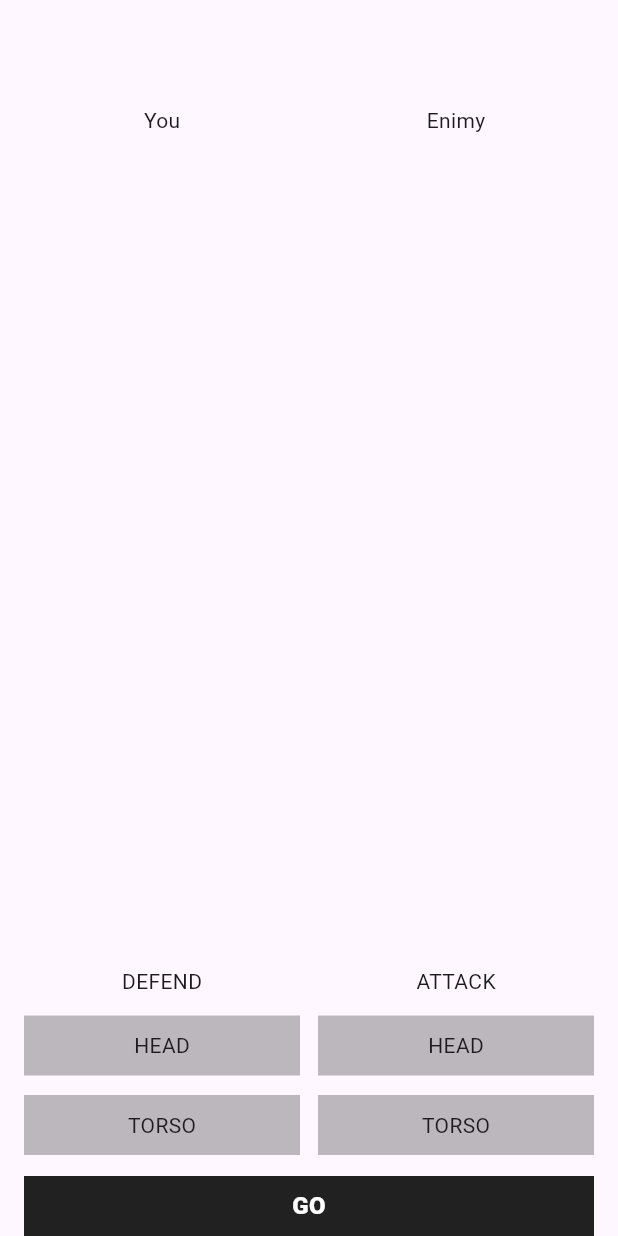
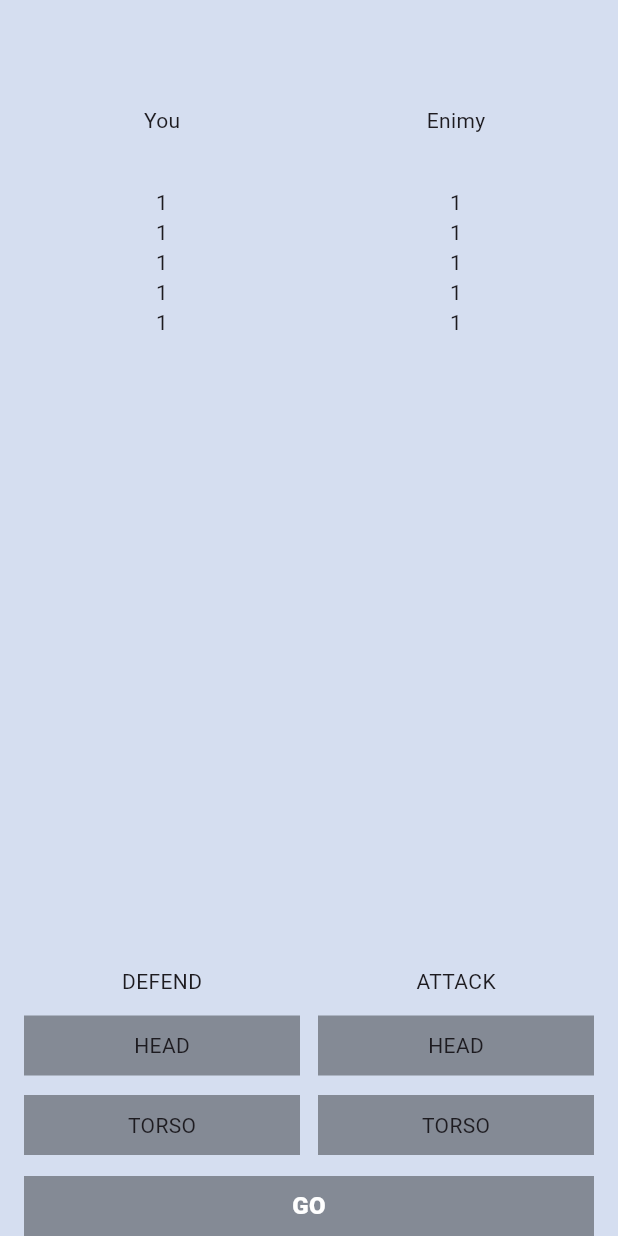
Before and after one commit to Gasayni/flutter_fight_club, a Flutter app: the screen it shows after launch, on a phone screen of 412 x 824 dp. Run offline on Flutter 3.47's test engine with Material 3 defaults, Android fonts, the phone set to English and light mode, and no system bars.

Commit message:
Сделал все кроме 6 задания

```diff
--- a/lib/main.dart
+++ b/lib/main.dart
@@ -30,6 +30,7 @@ class _MyHomePageState extends State<MyHomePage> {
   @override
   Widget build(BuildContext context) {
     return Scaffold(
+        backgroundColor: const Color.fromRGBO(213, 222, 240, 1),
         body: Column(
           children: [
             SizedBox(height: 70),
@@ -39,6 +40,43 @@ class _MyHomePageState extends State<MyHomePage> {
                 Expanded(child: Center(child: Text('You'))),
                 SizedBox(width: 12),
                 Expanded(child: Center(child: Text('Enimy'))),
+                SizedBox(width: 16),
+              ],
+            ),
+            SizedBox(
+              height: 35,
+            ),
+            const Row(
+              mainAxisAlignment: MainAxisAlignment.center,
+              children: [
+                SizedBox(width: 16),
+                Expanded(
+                  child: Center(
+                    child: Column(
+                      children: [
+                        Text("1"),
+                        Text("1"),
+                        Text("1"),
+                        Text("1"),
+                        Text("1"),
+                      ],
+                    ),
+                  ),
+                ),
+                SizedBox(width: 12),
+                Expanded(
+                  child: Center(
+                    child: Column(
+                      children: [
+                        Text("1"),
+                        Text("1"),
+                        Text("1"),
+                        Text("1"),
+                        Text("1"),
+                      ],
+                    ),
+                  ),
+                ),
                 SizedBox(width: 16),
               ],
             ),
@@ -100,8 +138,22 @@ class _MyHomePageState extends State<MyHomePage> {
                 Expanded(
                     child: SizedBox(
                   height: 40,
+                  child: GestureDetector(
+                    onTap: () => {
+                      if (attackingBodyPart != null &&
+                          defendingBodyPart != null)
+                        {
+                          setState(() {
+                            attackingBodyPart = null;
+                            defendingBodyPart = null;
+                          }),
+                        },
+                    },
                     child: ColoredBox(
-                color: Colors.black87,
+                      color:
+                          attackingBodyPart == null || defendingBodyPart == null
+                              ? Colors.black38
+                              : const Color.fromRGBO(0, 0, 0, 0.87),
                       child: Center(
                         child: Text(
                           'Go'.toUpperCase(),
@@ -109,6 +161,7 @@ class _MyHomePageState extends State<MyHomePage> {
                             fontWeight: FontWeight.w900,
                             fontSize: 16,
                             color: Colors.white,
+                          ),
                         ),
                       ),
                     ),
@@ -168,7 +221,7 @@ class BodyPartButton extends StatelessWidget {
         height: 40,
         child: ColoredBox(
           color:
-              selected ? const Color.fromRGBO(28, 121, 206, 1) : Colors.black26,
+              selected ? const Color.fromRGBO(28, 121, 206, 1) : Colors.black38,
           child: Center(child: Text(bodyPart.name.toUpperCase())),
         ),
       ),
```
Also changed, not shown: 1 other file. Lines whose indentation alone changed are shown as unchanged.
